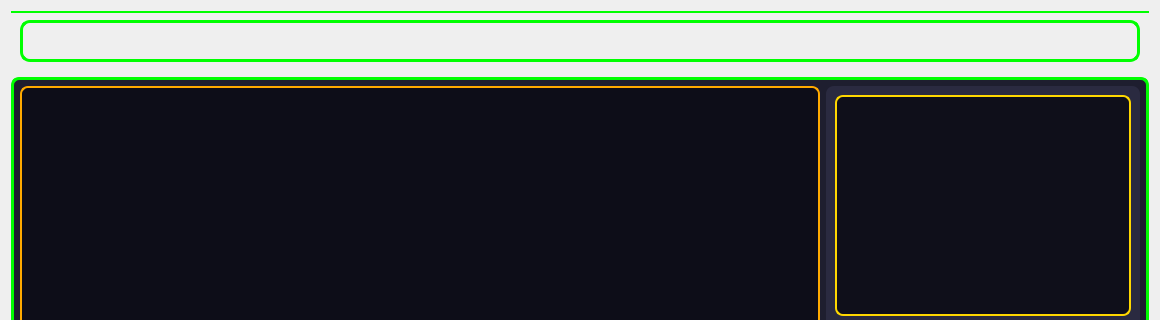
Qt form viewplay.ui (EDK367/BoxBuilder_TC) before a commit; both pictures show x 0 to 1160 and y 0 to 320 of the 1160 by 800 pixel window.
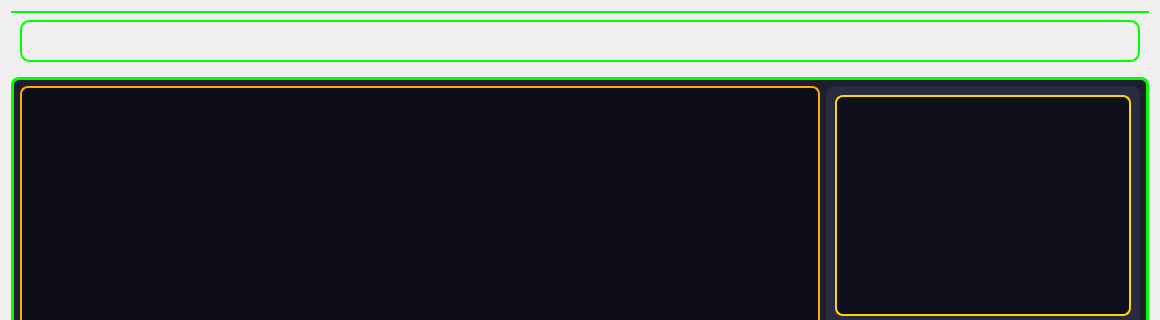
The same form after that commit.

Diff of the .ui file:
```diff
--- a/viewplay.ui
+++ b/viewplay.ui
@@ -67,7 +67,7 @@
     background-color: transparent;
     border-radius: 10px;
     padding: 5px; 
-    border: 3px solid #00ff00;;
+    border: 2px solid #00ff00;;
 }
 </string>
         </property>
```
Left out of the diff: 4 changed lines with no effect on the pictures.
